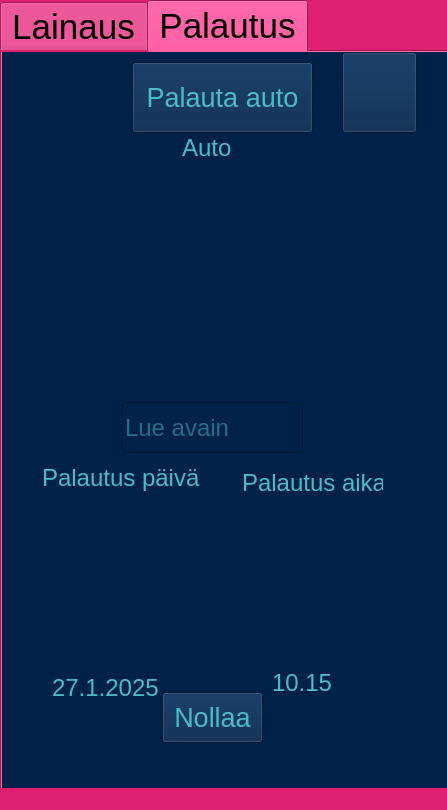
Before: the Qt Designer form user.ui in HennaSalla/Autolainaus, drawn with Qt 5.
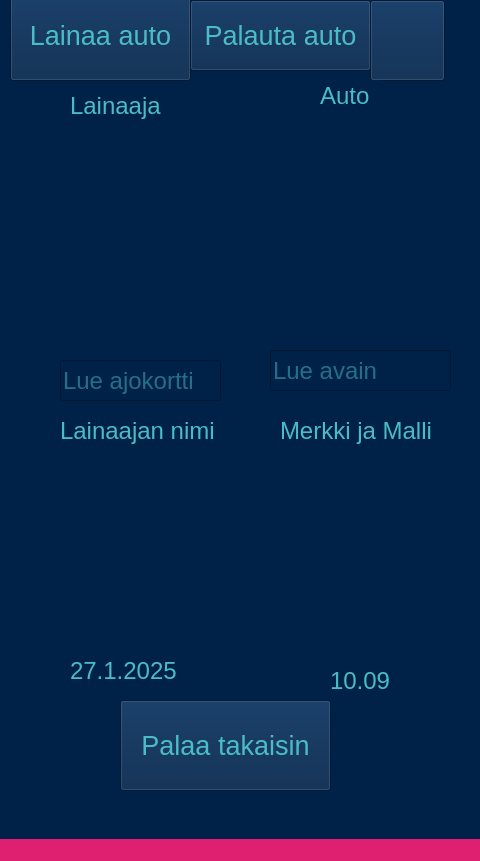
After: the same form once the commit is applied. The open tabs and pages were chosen to show the change. Icons and pictures are not drawn.

Commit message: 29.1.2025 muokattuu käyttäjän tietokantaa

```diff
--- a/user.ui
+++ b/user.ui
@@ -6,69 +6,109 @@
    <rect>
     <x>0</x>
     <y>0</y>
-    <width>447</width>
-    <height>810</height>
+    <width>480</width>
+    <height>861</height>
    </rect>
   </property>
   <property name="windowTitle">
    <string>MainWindow</string>
   </property>
+  <property name="styleSheet">
+   <string notr="true">background-color: rgb(0, 33, 72);</string>
+  </property>
   <widget class="QWidget" name="centralwidget">
-   <property name="styleSheet">
-    <string notr="true">background-color: rgb(223, 32, 112);</string>
-   </property>
-   <widget class="QTabWidget" name="tabWidget">
+   <widget class="QPushButton" name="soundOnPushButton">
+    <property name="geometry">
+     <rect>
+      <x>370</x>
+      <y>0</y>
+      <width>75</width>
+      <height>81</height>
+     </rect>
+    </property>
+    <property name="text">
+     <string/>
+    </property>
+    <property name="icon">
+     <iconset resource="userUiRescources.qrc">
+      <normaloff>:/pictures/uiPictrues/soundsOn.png</normaloff>:/pictures/uiPictrues/soundsOn.png</iconset>
+    </property>
+    <property name="iconSize">
+     <size>
+      <width>70</width>
+      <height>70</height>
+     </size>
+    </property>
+   </widget>
+   <widget class="QPushButton" name="soundOffPushButton">
     <property name="geometry">
      <rect>
-      <x>0</x>
+      <x>370</x>
       <y>0</y>
-      <width>451</width>
-      <height>900</height>
+      <width>75</width>
+      <height>81</height>
      </rect>
     </property>
+    <property name="text">
+     <string/>
+    </property>
+    <property name="icon">
+     <iconset resource="userUiRescources.qrc">
+      <normaloff>:/pictures/uiPictrues/soundOff.png</normaloff>:/pictures/uiPictrues/soundOff.png</iconset>
+    </property>
+    <property name="iconSize">
+     <size>
+      <width>70</width>
+      <height>70</height>
+     </size>
+    </property>
+   </widget>
+   <widget class="QPushButton" name="takeCarPushButton">
+    <property name="geometry">
+     <rect>
+      <x>10</x>
+      <y>-10</y>
+      <width>181</width>
+      <height>91</height>
+     </rect>
+    </property>
     <property name="font">
      <font>
-      <pointsize>26</pointsize>
+      <pointsize>20</pointsize>
      </font>
     </property>
     <property name="styleSheet">
-     <string notr="true">background-color: rgb(223, 32, 112);</string>
+     <string notr="true">color: rgb(75, 188, 197);</string>
     </property>
-    <property name="currentIndex">
-     <number>0</number>
+    <property name="text">
+     <string>Lainaa auto</string>
     </property>
-    <widget class="QWidget" name="takeTab">
-     <property name="styleSheet">
-      <string notr="true">background-color: rgb(0, 33, 72);</string>
-     </property>
-     <attribute name="title">
-      <string>Lainaus</string>
-     </attribute>
-     <widget class="QLabel" name="borrowerLabel">
+   </widget>
+   <widget class="QPushButton" name="returnCarPushButton">
       <property name="geometry">
        <rect>
-        <x>50</x>
-        <y>90</y>
-        <width>131</width>
-        <height>31</height>
+      <x>190</x>
+      <y>0</y>
+      <width>181</width>
+      <height>71</height>
        </rect>
       </property>
       <property name="font">
        <font>
-        <pointsize>18</pointsize>
+      <pointsize>20</pointsize>
        </font>
       </property>
       <property name="styleSheet">
        <string notr="true">color: rgb(75, 188, 197);</string>
       </property>
       <property name="text">
-       <string>Lainaaja</string>
+     <string>Palauta auto</string>
       </property>
      </widget>
      <widget class="QLabel" name="humanLabel">
       <property name="geometry">
        <rect>
-        <x>30</x>
+      <x>60</x>
         <y>140</y>
         <width>140</width>
         <height>210</height>
@@ -84,10 +124,114 @@
        <set>Qt::AlignmentFlag::AlignCenter</set>
       </property>
      </widget>
+   <widget class="QLabel" name="borrowerLabel">
+    <property name="geometry">
+     <rect>
+      <x>70</x>
+      <y>90</y>
+      <width>131</width>
+      <height>31</height>
+     </rect>
+    </property>
+    <property name="font">
+     <font>
+      <pointsize>18</pointsize>
+     </font>
+    </property>
+    <property name="styleSheet">
+     <string notr="true">color: rgb(75, 188, 197);</string>
+    </property>
+    <property name="text">
+     <string>Lainaaja</string>
+    </property>
+   </widget>
+   <widget class="QLabel" name="carTakeLabel">
+    <property name="geometry">
+     <rect>
+      <x>320</x>
+      <y>80</y>
+      <width>61</width>
+      <height>31</height>
+     </rect>
+    </property>
+    <property name="font">
+     <font>
+      <pointsize>18</pointsize>
+     </font>
+    </property>
+    <property name="styleSheet">
+     <string notr="true">color: rgb(75, 188, 197);</string>
+    </property>
+    <property name="text">
+     <string>Auto</string>
+    </property>
+   </widget>
+   <widget class="QLabel" name="carKeysLabel">
+    <property name="geometry">
+     <rect>
+      <x>290</x>
+      <y>130</y>
+      <width>140</width>
+      <height>210</height>
+     </rect>
+    </property>
+    <property name="text">
+     <string/>
+    </property>
+    <property name="pixmap">
+     <pixmap resource="userUiRescources.qrc">:/pictures/uiPictrues/auto.png</pixmap>
+    </property>
+    <property name="alignment">
+     <set>Qt::AlignmentFlag::AlignCenter</set>
+    </property>
+   </widget>
+   <widget class="QLabel" name="clockPictureLabel">
+    <property name="geometry">
+     <rect>
+      <x>290</x>
+      <y>510</y>
+      <width>140</width>
+      <height>140</height>
+     </rect>
+    </property>
+    <property name="text">
+     <string/>
+    </property>
+    <property name="pixmap">
+     <pixmap resource="userUiRescources.qrc">:/pictures/uiPictrues/clock.png</pixmap>
+    </property>
+    <property name="alignment">
+     <set>Qt::AlignmentFlag::AlignCenter</set>
+    </property>
+   </widget>
+   <widget class="QLineEdit" name="keysLineEdit">
+    <property name="geometry">
+     <rect>
+      <x>270</x>
+      <y>350</y>
+      <width>181</width>
+      <height>41</height>
+     </rect>
+    </property>
+    <property name="font">
+     <font>
+      <pointsize>18</pointsize>
+     </font>
+    </property>
+    <property name="styleSheet">
+     <string notr="true">color: rgb(75, 188, 197);</string>
+    </property>
+    <property name="text">
+     <string/>
+    </property>
+    <property name="placeholderText">
+     <string>Lue avain</string>
+    </property>
+   </widget>
      <widget class="QLineEdit" name="licenseLineEdit">
       <property name="geometry">
        <rect>
-        <x>20</x>
+      <x>60</x>
         <y>360</y>
         <width>161</width>
         <height>41</height>
@@ -108,32 +252,11 @@
        <string>Lue ajokortti</string>
       </property>
      </widget>
-     <widget class="QLabel" name="takeDateLabel">
-      <property name="geometry">
-       <rect>
-        <x>20</x>
-        <y>410</y>
-        <width>151</width>
-        <height>31</height>
-       </rect>
-      </property>
-      <property name="font">
-       <font>
-        <pointsize>18</pointsize>
-       </font>
-      </property>
-      <property name="styleSheet">
-       <string notr="true">color: rgb(75, 188, 197);</string>
-      </property>
-      <property name="text">
-       <string>Lainaus päivä</string>
-      </property>
-     </widget>
      <widget class="QLabel" name="calenderLabel">
       <property name="geometry">
        <rect>
-        <x>20</x>
-        <y>450</y>
+      <x>50</x>
+      <y>500</y>
         <width>171</width>
         <height>151</height>
        </rect>
@@ -148,8 +271,8 @@
      <widget class="QLabel" name="dateLabel">
       <property name="geometry">
        <rect>
-        <x>30</x>
-        <y>610</y>
+      <x>70</x>
+      <y>660</y>
         <width>111</width>
         <height>21</height>
        </rect>
@@ -166,393 +289,32 @@
        <string>27.1.2025</string>
       </property>
      </widget>
-     <widget class="QLabel" name="carTakeLabel">
-      <property name="geometry">
-       <rect>
-        <x>280</x>
-        <y>90</y>
-        <width>61</width>
-        <height>31</height>
-       </rect>
-      </property>
-      <property name="font">
-       <font>
-        <pointsize>18</pointsize>
-       </font>
-      </property>
-      <property name="styleSheet">
-       <string notr="true">color: rgb(75, 188, 197);</string>
-      </property>
-      <property name="text">
-       <string>Auto</string>
-      </property>
-     </widget>
-     <widget class="QLabel" name="carKeysLabel">
-      <property name="geometry">
-       <rect>
-        <x>240</x>
-        <y>140</y>
-        <width>140</width>
-        <height>210</height>
-       </rect>
-      </property>
-      <property name="text">
-       <string/>
-      </property>
-      <property name="pixmap">
-       <pixmap resource="userUiRescources.qrc">:/pictures/uiPictrues/auto.png</pixmap>
-      </property>
-      <property name="alignment">
-       <set>Qt::AlignmentFlag::AlignCenter</set>
-      </property>
-     </widget>
-     <widget class="QLineEdit" name="keysLineEdit">
-      <property name="geometry">
-       <rect>
-        <x>220</x>
-        <y>360</y>
-        <width>181</width>
-        <height>41</height>
-       </rect>
-      </property>
-      <property name="font">
-       <font>
-        <pointsize>18</pointsize>
-       </font>
-      </property>
-      <property name="styleSheet">
-       <string notr="true">color: rgb(75, 188, 197);</string>
-      </property>
-      <property name="text">
-       <string/>
-      </property>
-      <property name="placeholderText">
-       <string>Lue avain</string>
-      </property>
-     </widget>
-     <widget class="QLabel" name="takeTimeLabel">
-      <property name="geometry">
-       <rect>
-        <x>250</x>
-        <y>410</y>
-        <width>131</width>
-        <height>31</height>
-       </rect>
-      </property>
-      <property name="font">
-       <font>
-        <pointsize>18</pointsize>
-       </font>
-      </property>
-      <property name="styleSheet">
-       <string notr="true">color: rgb(75, 188, 197);</string>
-      </property>
-      <property name="text">
-       <string>Lainaus aika</string>
-      </property>
-     </widget>
-     <widget class="QLabel" name="clockPictureLabel">
-      <property name="geometry">
-       <rect>
-        <x>250</x>
-        <y>450</y>
-        <width>140</width>
-        <height>140</height>
-       </rect>
-      </property>
-      <property name="text">
-       <string/>
-      </property>
-      <property name="pixmap">
-       <pixmap resource="userUiRescources.qrc">:/pictures/uiPictrues/clock.png</pixmap>
-      </property>
-      <property name="alignment">
-       <set>Qt::AlignmentFlag::AlignCenter</set>
-      </property>
-     </widget>
-     <widget class="QLabel" name="timeLabel">
-      <property name="geometry">
-       <rect>
-        <x>290</x>
-        <y>600</y>
-        <width>61</width>
-        <height>21</height>
-       </rect>
-      </property>
-      <property name="font">
-       <font>
-        <pointsize>18</pointsize>
-       </font>
-      </property>
-      <property name="styleSheet">
-       <string notr="true">color: rgb(75, 188, 197);</string>
-      </property>
-      <property name="text">
-       <string>10.09</string>
-      </property>
-     </widget>
-     <widget class="QPushButton" name="takeCarPushButton">
-      <property name="geometry">
-       <rect>
-        <x>130</x>
-        <y>0</y>
-        <width>181</width>
-        <height>91</height>
-       </rect>
-      </property>
-      <property name="font">
-       <font>
-        <pointsize>20</pointsize>
-       </font>
-      </property>
-      <property name="styleSheet">
-       <string notr="true">color: rgb(75, 188, 197);</string>
-      </property>
-      <property name="text">
-       <string>Aloita lainaus</string>
-      </property>
-     </widget>
-     <widget class="QPushButton" name="soundsOnPushButton">
-      <property name="geometry">
-       <rect>
-        <x>350</x>
-        <y>0</y>
-        <width>75</width>
-        <height>81</height>
-       </rect>
-      </property>
-      <property name="text">
-       <string/>
-      </property>
-      <property name="icon">
-       <iconset resource="userUiRescources.qrc">
-        <normaloff>:/pictures/uiPictrues/soundsOn.png</normaloff>:/pictures/uiPictrues/soundsOn.png</iconset>
-      </property>
-      <property name="iconSize">
-       <size>
-        <width>70</width>
-        <height>70</height>
-       </size>
-      </property>
-     </widget>
-     <widget class="QPushButton" name="soundOffPushButton">
-      <property name="geometry">
-       <rect>
-        <x>350</x>
-        <y>0</y>
-        <width>75</width>
-        <height>81</height>
-       </rect>
-      </property>
-      <property name="text">
-       <string/>
-      </property>
-      <property name="icon">
-       <iconset resource="userUiRescources.qrc">
-        <normaloff>:/pictures/uiPictrues/soundOff.png</normaloff>:/pictures/uiPictrues/soundOff.png</iconset>
-      </property>
-      <property name="iconSize">
-       <size>
-        <width>70</width>
-        <height>70</height>
-       </size>
-      </property>
-     </widget>
      <widget class="QPushButton" name="goBackPushButton">
       <property name="geometry">
        <rect>
-        <x>160</x>
-        <y>640</y>
-        <width>101</width>
-        <height>51</height>
-       </rect>
-      </property>
-      <property name="font">
-       <font>
-        <pointsize>20</pointsize>
-       </font>
-      </property>
-      <property name="styleSheet">
-       <string notr="true">color: rgb(75, 188, 197);</string>
-      </property>
-      <property name="text">
-       <string>Nollaa</string>
-      </property>
-     </widget>
-    </widget>
-    <widget class="QWidget" name="returnTab">
-     <property name="font">
-      <font>
-       <pointsize>9</pointsize>
-      </font>
-     </property>
-     <property name="styleSheet">
-      <string notr="true">background-color: rgb(0, 33, 72);</string>
-     </property>
-     <attribute name="title">
-      <string>Palautus</string>
-     </attribute>
-     <widget class="QLabel" name="carLabel">
-      <property name="geometry">
-       <rect>
-        <x>130</x>
-        <y>120</y>
-        <width>161</width>
-        <height>221</height>
-       </rect>
-      </property>
-      <property name="text">
-       <string/>
-      </property>
-      <property name="pixmap">
-       <pixmap resource="userUiRescources.qrc">:/pictures/uiPictrues/auto.png</pixmap>
-      </property>
-     </widget>
-     <widget class="QLabel" name="returnCalanderPicLabel">
-      <property name="geometry">
-       <rect>
-        <x>40</x>
-        <y>450</y>
-        <width>151</width>
-        <height>161</height>
-       </rect>
-      </property>
-      <property name="text">
-       <string/>
-      </property>
-      <property name="pixmap">
-       <pixmap resource="userUiRescources.qrc">:/pictures/uiPictrues/calender.png</pixmap>
-      </property>
-     </widget>
-     <widget class="QLabel" name="clockPicLabel">
-      <property name="geometry">
-       <rect>
-        <x>230</x>
-        <y>460</y>
-        <width>151</width>
-        <height>151</height>
-       </rect>
-      </property>
-      <property name="text">
-       <string/>
-      </property>
-      <property name="pixmap">
-       <pixmap resource="userUiRescources.qrc">:/pictures/uiPictrues/clock.png</pixmap>
-      </property>
-     </widget>
-     <widget class="QLabel" name="carReturnLabel">
-      <property name="geometry">
-       <rect>
-        <x>180</x>
-        <y>80</y>
-        <width>80</width>
-        <height>31</height>
-       </rect>
-      </property>
-      <property name="font">
-       <font>
-        <pointsize>18</pointsize>
-       </font>
-      </property>
-      <property name="styleSheet">
-       <string notr="true">color: rgb(75, 188, 197);</string>
-      </property>
-      <property name="text">
-       <string>Auto</string>
-      </property>
-     </widget>
-     <widget class="QLineEdit" name="ddsLineEdit">
-      <property name="geometry">
-       <rect>
         <x>120</x>
-        <y>350</y>
-        <width>181</width>
-        <height>51</height>
+      <y>700</y>
+      <width>211</width>
+      <height>91</height>
        </rect>
       </property>
       <property name="font">
        <font>
-        <pointsize>18</pointsize>
+      <pointsize>20</pointsize>
        </font>
       </property>
       <property name="styleSheet">
        <string notr="true">color: rgb(75, 188, 197);</string>
       </property>
       <property name="text">
-       <string/>
-      </property>
-      <property name="placeholderText">
-       <string>Lue avain</string>
-      </property>
-     </widget>
-     <widget class="QLabel" name="returnDateLabel">
+     <string>Palaa takaisin</string>
+    </property>
+   </widget>
+   <widget class="QLabel" name="hourLabel">
       <property name="geometry">
        <rect>
-        <x>40</x>
-        <y>410</y>
-        <width>161</width>
-        <height>31</height>
-       </rect>
-      </property>
-      <property name="font">
-       <font>
-        <pointsize>18</pointsize>
-       </font>
-      </property>
-      <property name="styleSheet">
-       <string notr="true">color: rgb(75, 188, 197);</string>
-      </property>
-      <property name="text">
-       <string>Palautus päivä</string>
-      </property>
-     </widget>
-     <widget class="QLabel" name="returnCalenderLabel">
-      <property name="geometry">
-       <rect>
-        <x>50</x>
-        <y>620</y>
-        <width>111</width>
-        <height>31</height>
-       </rect>
-      </property>
-      <property name="font">
-       <font>
-        <pointsize>18</pointsize>
-       </font>
-      </property>
-      <property name="styleSheet">
-       <string notr="true">color: rgb(75, 188, 197);</string>
-      </property>
-      <property name="text">
-       <string>27.1.2025</string>
-      </property>
-     </widget>
-     <widget class="QLabel" name="returnTimeLabel">
-      <property name="geometry">
-       <rect>
-        <x>240</x>
-        <y>410</y>
-        <width>141</width>
-        <height>41</height>
-       </rect>
-      </property>
-      <property name="font">
-       <font>
-        <pointsize>18</pointsize>
-       </font>
-      </property>
-      <property name="styleSheet">
-       <string notr="true">color: rgb(75, 188, 197);</string>
-      </property>
-      <property name="text">
-       <string>Palautus aika</string>
-      </property>
-     </widget>
-     <widget class="QLabel" name="returnHourLabel">
-      <property name="geometry">
-       <rect>
-        <x>270</x>
-        <y>620</y>
+      <x>330</x>
+      <y>670</y>
         <width>61</width>
         <height>21</height>
        </rect>
@@ -566,98 +328,50 @@
        <string notr="true">color: rgb(75, 188, 197);</string>
       </property>
       <property name="text">
-       <string>10.15</string>
-      </property>
-     </widget>
-     <widget class="QPushButton" name="returnCarPushButton">
+     <string>10.09</string>
+    </property>
+   </widget>
+   <widget class="QLabel" name="nameLabel">
       <property name="geometry">
        <rect>
-        <x>130</x>
-        <y>10</y>
-        <width>181</width>
-        <height>71</height>
+      <x>60</x>
+      <y>410</y>
+      <width>161</width>
+      <height>41</height>
        </rect>
       </property>
       <property name="font">
        <font>
-        <pointsize>20</pointsize>
+      <pointsize>18</pointsize>
        </font>
       </property>
       <property name="styleSheet">
        <string notr="true">color: rgb(75, 188, 197);</string>
       </property>
       <property name="text">
-       <string>Palauta auto</string>
-      </property>
-     </widget>
-     <widget class="QPushButton" name="soundOnTakePushButton">
+     <string>Lainaajan nimi</string>
+    </property>
+   </widget>
+   <widget class="QLabel" name="carInfoLabel">
       <property name="geometry">
        <rect>
-        <x>340</x>
-        <y>0</y>
-        <width>75</width>
-        <height>81</height>
-       </rect>
-      </property>
-      <property name="text">
-       <string/>
-      </property>
-      <property name="icon">
-       <iconset resource="userUiRescources.qrc">
-        <normaloff>:/pictures/uiPictrues/soundsOn.png</normaloff>:/pictures/uiPictrues/soundsOn.png</iconset>
-      </property>
-      <property name="iconSize">
-       <size>
-        <width>70</width>
-        <height>70</height>
-       </size>
-      </property>
-     </widget>
-     <widget class="QPushButton" name="soundsOffTakePushButton">
-      <property name="geometry">
-       <rect>
-        <x>340</x>
-        <y>0</y>
-        <width>75</width>
-        <height>81</height>
-       </rect>
-      </property>
-      <property name="text">
-       <string/>
-      </property>
-      <property name="icon">
-       <iconset resource="userUiRescources.qrc">
-        <normaloff>:/pictures/uiPictrues/soundOff.png</normaloff>:/pictures/uiPictrues/soundOff.png</iconset>
-      </property>
-      <property name="iconSize">
-       <size>
-        <width>70</width>
-        <height>70</height>
-       </size>
-      </property>
-     </widget>
-     <widget class="QPushButton" name="goBackTakePushButton">
-      <property name="geometry">
-       <rect>
-        <x>160</x>
-        <y>640</y>
-        <width>101</width>
-        <height>51</height>
-       </rect>
-      </property>
+      <x>280</x>
+      <y>410</y>
+      <width>161</width>
+      <height>41</height>
+     </rect>
+    </property>
       <property name="font">
        <font>
-        <pointsize>20</pointsize>
+      <pointsize>18</pointsize>
        </font>
       </property>
       <property name="styleSheet">
        <string notr="true">color: rgb(75, 188, 197);</string>
       </property>
       <property name="text">
-       <string>Nollaa</string>
-      </property>
-     </widget>
-    </widget>
+     <string>Merkki ja Malli</string>
+    </property>
    </widget>
   </widget>
   <widget class="QMenuBar" name="menubar">
@@ -665,27 +379,18 @@
     <rect>
      <x>0</x>
      <y>0</y>
-     <width>447</width>
+     <width>480</width>
      <height>33</height>
     </rect>
    </property>
    <property name="styleSheet">
-    <string notr="true">background-color: rgb(0, 33, 72);
-color: rgb(75, 188, 197);</string>
+    <string notr="true">background-color: rgb(223, 32, 112);</string>
    </property>
   </widget>
   <widget class="QStatusBar" name="statusbar">
-   <property name="font">
-    <font>
-     <pointsize>10</pointsize>
-    </font>
-   </property>
    <property name="styleSheet">
     <string notr="true">background-color: rgb(223, 32, 112);</string>
    </property>
-   <property name="sizeGripEnabled">
-    <bool>true</bool>
-   </property>
   </widget>
  </widget>
  <tabstops>
```
Left out of the diff: 7 changed lines with no effect on the pictures. Lines whose indentation alone changed are shown as unchanged. The commit also changes 2 other files.
